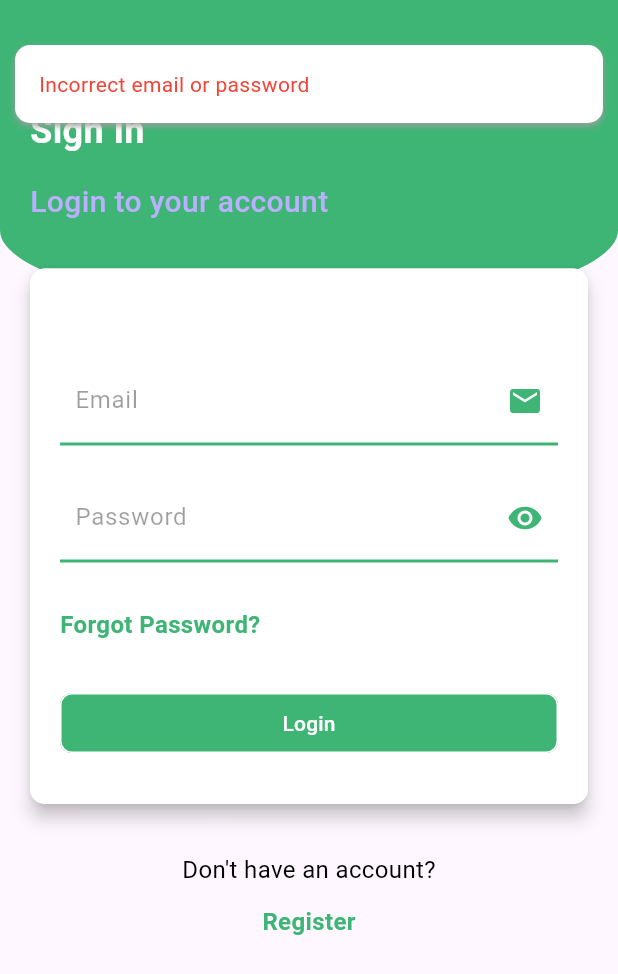
After one commit to nileshshrs/simple-weixin-with-firebase, a Flutter app: the LoginScreen screen opened by its route, after a tap on "Login", on a phone screen of 412 x 824 dp. The commit adds this screen. Shown: the top 974 px of the screen. Run offline on Flutter 3.47's test engine with Material 3 defaults, Android fonts, the phone set to English and light mode, and no system bars; drawn by our look-alikes of another_flushbar; our stand-ins replace cloud_firestore, firebase_auth, firebase_core, shared_preferences; accounts and stored records are empty; network calls fail.

Commit message:
refactored the login by using mvvm pattern

```diff
--- a/lib/models/user_model.dart
+++ b/lib/models/user_model.dart
@@ -1,3 +1,4 @@
+// lib/models/user_model.dart
 class UserModel {
   final String id;
   final String username;
@@ -12,4 +13,9 @@ class UserModel {
     required this.createdAt,
     required this.image,
   });
+
+  @override
+  String toString() {
+    return 'UserModel{id: $id, username: $username, email: $email, createdAt: $createdAt, image: $image}';
+  }
 }
--- /dev/null
+++ b/lib/viewmodels/login_view_model.dart
@@ -0,0 +1,72 @@
+// lib/viewmodels/login_view_model.dart
+import 'package:flutter/material.dart';
+import 'package:firebase_auth/firebase_auth.dart';
+import '../models/user_model.dart';
+import '../repositories/user_repository.dart';
+import 'package:shared_preferences/shared_preferences.dart';
+
+class LoginViewModel extends ChangeNotifier {
+  final FirebaseAuth _auth = FirebaseAuth.instance;
+  final UserRepository _userRepository = UserRepository();
+
+  bool _isLoading = false;
+
+  bool get isLoading => _isLoading;
+
+  Future<bool> loginUser({
+    required String email,
+    required String password,
+  }) async {
+    try {
+      _setLoading(true);
+      // print(email);
+      // print(password);
+      UserCredential userCredential = await _auth.signInWithEmailAndPassword(
+        email: email.trim(),
+        password: password.trim(),
+      );
+      String uid = userCredential.user!.uid;
+      print("user id is $uid");
+      // return true;
+      // // Fetch user data from Firestore using email
+      UserModel? user = await _userRepository.getUserByEmail(email.trim());
+
+      if (user != null) {
+        // Save user data to SharedPreferences
+        await _saveUserDataToPreferences(user);
+
+        return true;
+      } else {
+        return false;
+      }
+    } catch (error) {
+      print('Login failed: $error');
+      return false;
+    } finally {
+      _setLoading(false);
+    }
+  }
+  Future<UserModel?> getUserDataFromPreferences() async {
+    SharedPreferences prefs = await SharedPreferences.getInstance();
+    return UserModel(
+      id: prefs.getString('userId') ?? '',
+      username: prefs.getString('username') ?? '',
+      email: prefs.getString('email') ?? '',
+      createdAt: DateTime.parse(prefs.getString('createdAt') ?? ''),
+      image: prefs.getString('image') ?? '',
+    );
+  }
+  Future<void> _saveUserDataToPreferences(UserModel user) async {
+    SharedPreferences prefs = await SharedPreferences.getInstance();
+    prefs.setString('userId', user.id);
+    prefs.setString('username', user.username);
+    prefs.setString('email', user.email);
+    prefs.setString('createdAt', user.createdAt.toString());
+    prefs.setString('image', user.image);
+  }
+
+  void _setLoading(bool value) {
+    _isLoading = value;
+    notifyListeners();
+  }
+}
--- /dev/null
+++ b/lib/views/login_screen.dart
@@ -0,0 +1,298 @@
+// lib/views/login_screen.dart
+import 'package:firebase_chat_application/models/user_model.dart';
+import 'package:firebase_chat_application/viewmodels/registration_view_model.dart';
+import 'package:firebase_chat_application/views/home.dart';
+import 'package:firebase_chat_application/views/home_screen.dart';
+import 'package:firebase_chat_application/views/registration_screen.dart';
+import 'package:flutter/material.dart';
+import 'package:firebase_chat_application/utils/loading_dialog.dart';
+import 'package:another_flushbar/flushbar.dart';
+import 'package:firebase_chat_application/viewmodels/login_view_model.dart';
+import 'package:provider/provider.dart';
+
+class LoginScreen extends StatelessWidget {
+  static const String routeName = "/login";
+  final TextEditingController _emailController = TextEditingController();
+  final TextEditingController _passwordController = TextEditingController();
+
+  void _showFlushbar(BuildContext context, String message, bool isSuccess) {
+    if (isSuccess) {
+      // If login is successful, navigate to the HomeScreen directly
+      Navigator.pushReplacementNamed(context, HomeScreen.routeName);
+    } else {
+      // If not successful, show the Flushbar
+      Flushbar(
+        message: message,
+        duration: Duration(seconds: 5),
+        backgroundColor: Colors.white,
+        flushbarPosition: FlushbarPosition.TOP,
+        flushbarStyle: FlushbarStyle.FLOATING,
+        margin: EdgeInsets.fromLTRB(10.0, 30.0, 10.0, 0.0),
+        borderRadius: BorderRadius.circular(10.0),
+        boxShadows: [
+          BoxShadow(
+            color: Colors.grey,
+            offset: Offset(0.0, 2.0),
+            blurRadius: 3.0,
+          ),
+        ],
+        messageColor: isSuccess ? Colors.green : Colors.red,
+      )..show(context);
+    }
+  }
+
+
+
+  @override
+  Widget build(BuildContext context) {
+    return Scaffold(
+      body: SingleChildScrollView(
+        child: Container(
+          child: Stack(
+            children: [
+              Container(
+                height: MediaQuery.of(context).size.height / 4,
+                width: MediaQuery.of(context).size.width,
+                decoration: BoxDecoration(
+                  gradient: LinearGradient(
+                    colors: [Color(0xFF3EB575), Color(0xFF3EB575)],
+                    begin: Alignment.topLeft,
+                    end: Alignment.bottomRight,
+                  ),
+                  borderRadius: BorderRadius.vertical(
+                    bottom: Radius.elliptical(
+                      MediaQuery.of(context).size.width,
+                      105.0,
+                    ),
+                  ),
+                ),
+              ),
+              Center(
+                child: Padding(
+                  padding: const EdgeInsets.symmetric(
+                    horizontal: 20.0,
+                    vertical: 70.0,
+                  ),
+                  child: Column(
+                    crossAxisAlignment: CrossAxisAlignment.start,
+                    children: [
+                      Text(
+                        "Sign In",
+                        style: TextStyle(
+                          color: Colors.white,
+                          fontSize: 24.0,
+                          fontWeight: FontWeight.bold,
+                        ),
+                      ),
+                      SizedBox(height: 16),
+                      Text(
+                        "Login to your account",
+                        style: TextStyle(
+                          color: Color(0xFFBBB0FF),
+                          fontSize: 20.0,
+                          fontWeight: FontWeight.w500,
+                        ),
+                      ),
+                      SizedBox(height: 30),
+                      Material(
+                        elevation: 5.0,
+                        borderRadius: BorderRadius.circular(10),
+                        child: Container(
+                          padding: EdgeInsets.symmetric(
+                            vertical: 30.0,
+                            horizontal: 20.0,
+                          ),
+                          width: MediaQuery.of(context).size.width - 40,
+                          decoration: BoxDecoration(
+                            color: Colors.white,
+                            borderRadius: BorderRadius.circular(10),
+                          ),
+                          child: Column(
+                            crossAxisAlignment: CrossAxisAlignment.start,
+                            children: [
+                              SizedBox(height: 30),
+                              Container(
+                                padding: EdgeInsets.only(left: 10.0, right: 10),
+                                decoration: BoxDecoration(
+                                  border: Border(
+                                    bottom: BorderSide(
+                                      color: Color(0xFF3EB575),
+                                      width: 2.0,
+                                    ),
+                                  ),
+                                ),
+                                child: Row(
+                                  children: [
+                                    Expanded(
+                                      child: TextField(
+                                        controller: _emailController,
+                                        decoration: InputDecoration(
+                                          labelText: 'Email',
+                                          labelStyle: TextStyle(
+                                            color: Colors.black38,
+                                          ),
+                                          border: InputBorder.none,
+                                        ),
+                                      ),
+                                    ),
+                                    Icon(Icons.email, color: Color(0xFF3EB575)),
+                                  ],
+                                ),
+                              ),
+                              SizedBox(height: 20),
+                              Container(
+                                padding: EdgeInsets.only(left: 10.0, right: 10),
+                                decoration: BoxDecoration(
+                                  border: Border(
+                                    bottom: BorderSide(
+                                      color: Color(0xFF3EB575),
+                                      width: 2.0,
+                                    ),
+                                  ),
+                                ),
+                                child: Row(
+                                  children: [
+                                    Expanded(
+                                      child: TextField(
+                                        controller: _passwordController,
+                                        obscureText: true,
+                                        decoration: InputDecoration(
+                                          labelText: 'Password',
+                                          labelStyle: TextStyle(
+                                            color: Colors.black38,
+                                          ),
+                                          border: InputBorder.none,
+                                        ),
+                                      ),
+                                    ),
+                                    GestureDetector(
+                                      onTap: () {
+                                        // Toggle visibility of the password
+                                      },
+                                      child: Icon(
+                                        Icons.visibility,
+                                        color: Color(0xFF3EB575),
+                                      ),
+                                    ),
+                                  ],
+                                ),
+                              ),
+                              SizedBox(height: 30),
+                              GestureDetector(
+                                onTap: () {
+                                  // Implement the logic for password reset here
+                                  // You can navigate to a new screen or show a dialog for password reset
+                                  print("Forgot Password tapped!");
+                                },
+                                child: Text(
+                                  "Forgot Password?",
+                                  style: TextStyle(
+                                    color: Color(0xFF3EB575),
+                                    fontSize: 16.0,
+                                    fontWeight: FontWeight.bold,
+                                  ),
+                                ),
+                              ),
+                              SizedBox(height: 30),
+                              SizedBox(
+                                width: double.infinity,
+                                child: OutlinedButton(
+                                  onPressed: () async {
+                                    LoadingDialog.showLoadingDialog(
+                                      context,
+                                      "Logging in...",
+                                    );
+
+                                    bool success = await context
+                                        .read<LoginViewModel>()
+                                        .loginUser(
+                                          email: _emailController.text.trim(),
+                                          password:
+                                              _passwordController.text.trim(),
+                                        );
+
+                                    LoadingDialog.hideLoadingDialog(context);
+
+                                    if (success) {
+                                      _showFlushbar(
+                                        context,
+                                        "Login successful",
+                                        true,
+                                      );
+                                      UserModel? userData =
+                                      await context.read<LoginViewModel>().getUserDataFromPreferences();
+                                      print("User Data: $userData");
+                                      // Navigate to the home screen or perform other actions
+                                    } else {
+                                      _showFlushbar(
+                                        context,
+                                        "Incorrect email or password",
+                                        false,
+                                      );
+                                      // Handle login failure
+                                    }
+                                  },
+                                  style: OutlinedButton.styleFrom(
+                                    backgroundColor: Color(0xFF3EB575),
+                                    side: BorderSide(
+                                      color: Colors.white,
+                                      width: 1.0,
+                                    ),
+                                    shape: RoundedRectangleBorder(
+                                      borderRadius: BorderRadius.circular(8.0),
+                                    ),
+                                  ),
+                                  child: Text(
+                                    "Login",
+                                    style: TextStyle(color: Colors.white),
+                                  ),
+                                ),
+                              ),
+                            ],
+                          ),
+                        ),
+                      ),
+                      SizedBox(height: 16),
+                      SizedBox(height: 16),
+                      Center(
+                        child: GestureDetector(
+                          onTap: () {
+                            // Navigate to the registration page
+                            Navigator.pushNamed(
+                              context,
+                              RegistrationScreen.routeName,
+                            );
+                          },
+                          child: Column(
+                            mainAxisAlignment: MainAxisAlignment.center,
+                            children: [
+                              Text(
+                                "Don't have an account?",
+                                style: TextStyle(
+                                  color: Colors.black,
+                                  fontSize: 16.0,
+                                ),
+                              ),
+                              SizedBox(height: 12),
+                              Text(
+                                "Register",
+                                style: TextStyle(
+                                    color: Color(0xFF3EB575),
+                                    fontSize: 16.0,
+                                    fontWeight: FontWeight.bold),
+                              ),
+                            ],
+                          ),
+                        ),
+                      ),
+                    ],
+                  ),
+                ),
+              ),
+            ],
+          ),
+        ),
+      ),
+    );
+  }
+}
```
Also changed, not shown: lib/main.dart (+10 -5 lines), lib/repositories/user_repository.dart (+27 -0 lines), lib/views/home_screen.dart (added, +115 -0 lines), lib/views/registration_screen.dart (+6 -2 lines).
